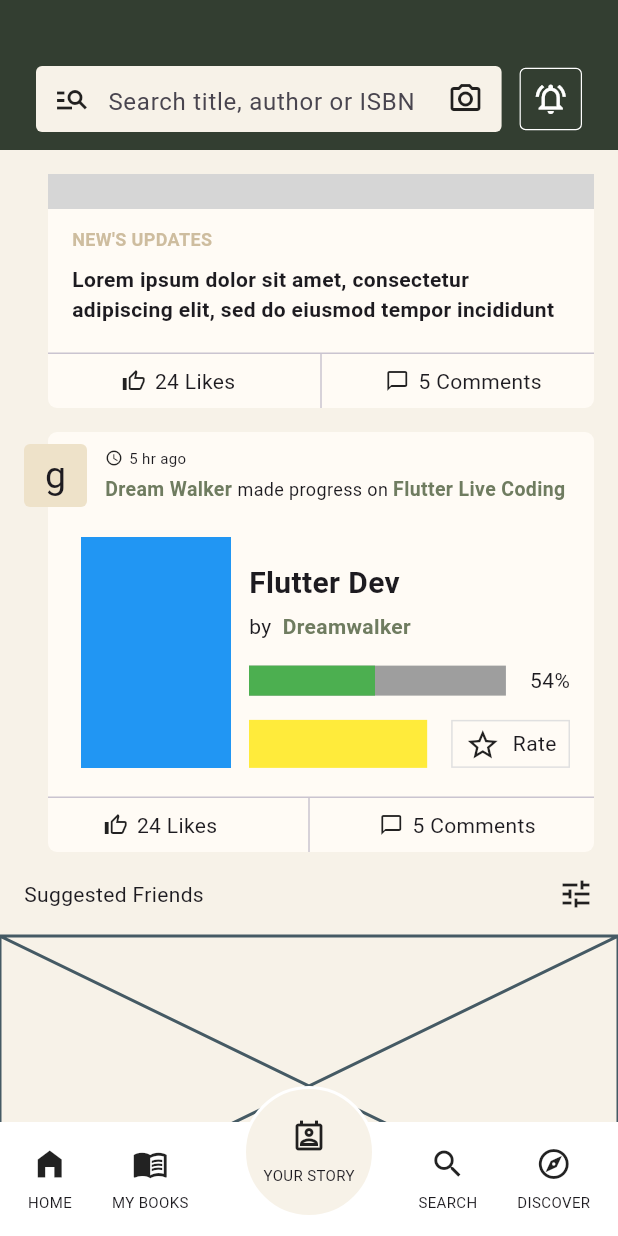
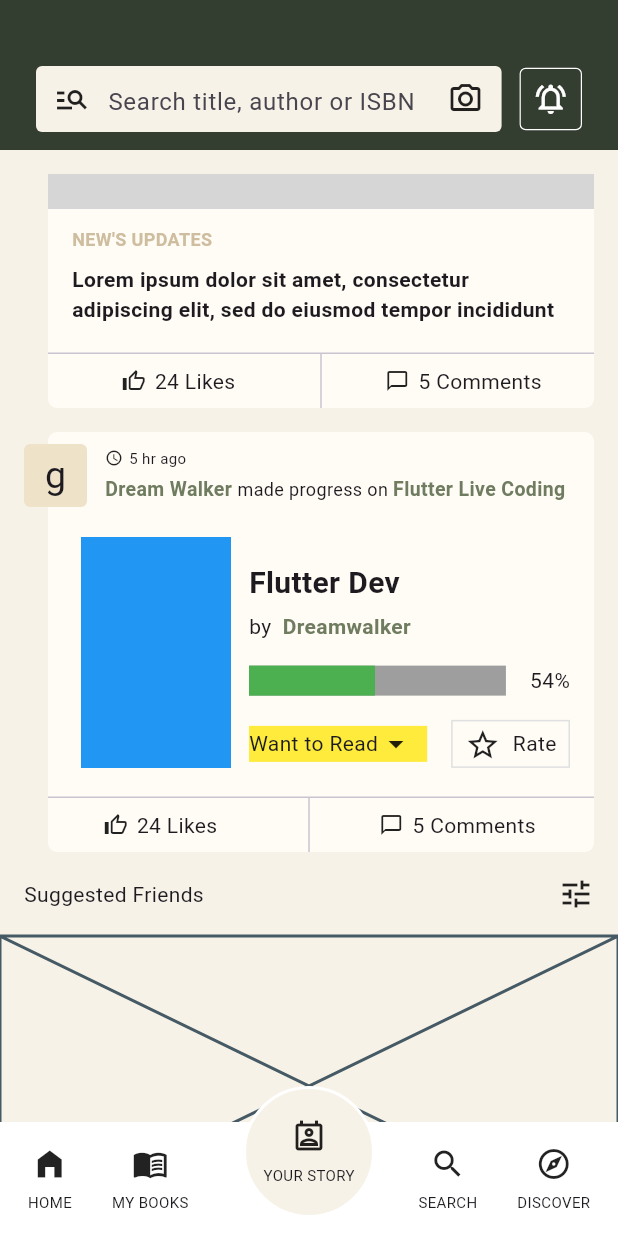
Before and after one commit to JAICHANGPARK/flutter_notebook_chapter_43, a Flutter app: the NewsFeedHomePage screen opened directly, scrolled down 144 dp, on a phone screen of 412 x 824 dp. Run offline on Flutter 3.47's test engine with Material 3 defaults, Android fonts, the phone set to English and light mode, and no system bars; our stand-ins replace gap, hugeicons; network calls fail; grey boxes are pictures that could not be loaded.

Commit message:
Update news_feed_home_page.dart

```diff
--- a/lib/ep2163_newsfeed_app/views/news_feed_home_page.dart
+++ b/lib/ep2163_newsfeed_app/views/news_feed_home_page.dart
@@ -383,13 +383,22 @@ class _NewsFeedHomePageState extends State<NewsFeedHomePage> {
                                                               spacing: 16,
                                                               children: [
                                                                 Expanded(
-                                                                    child: Container(
-                                                                  decoration: BoxDecoration(
-                                                                    color: Colors.yellow,
+                                                                  child: Container(
+                                                                    decoration: BoxDecoration(
+                                                                      color: Colors.yellow,
+                                                                    ),
+                                                                    child: Row(
+                                                                      children: [
+                                                                        Text("Want to Read"),
+                                                                        Icon(Icons.arrow_drop_down_outlined)
+                                                                      ],
+                                                                    ),
                                                                   ),
-                                                                )),
+
+                                                                ),
                                                                 Container(
-                                                                  padding: EdgeInsets.symmetric(horizontal: 8, vertical: 4),
+                                                                  padding:
+                                                                      EdgeInsets.symmetric(horizontal: 8, vertical: 4),
                                                                   decoration: BoxDecoration(
                                                                       border: Border.all(
                                                                     color: Colors.grey[300]!,
```
